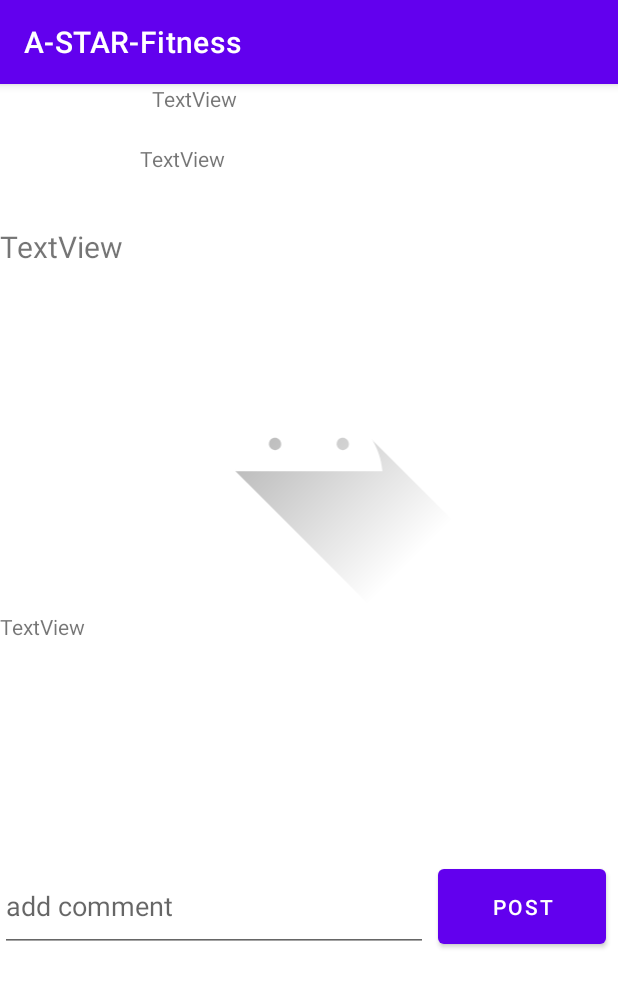
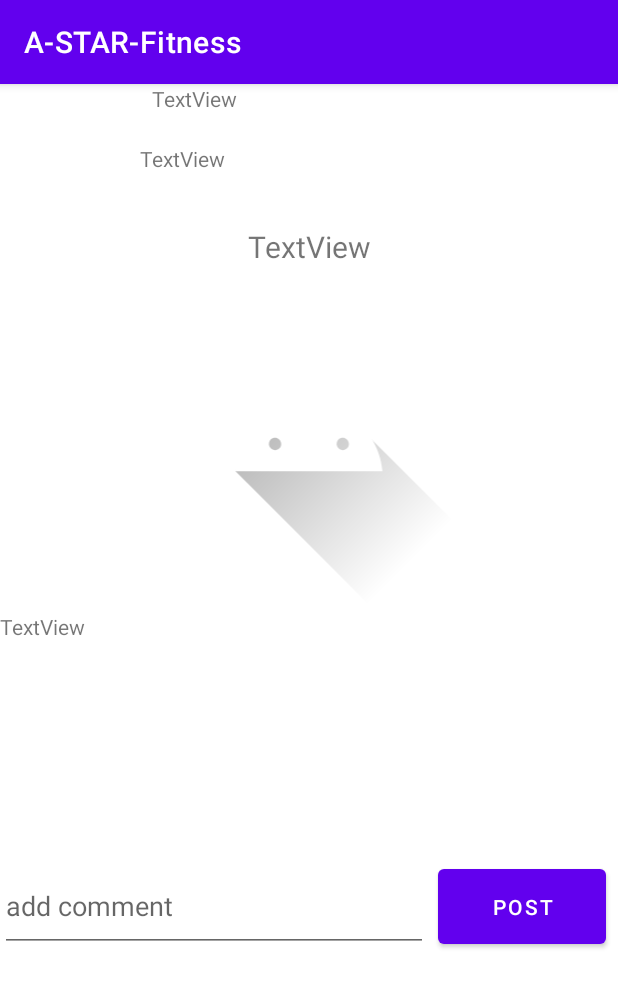
Before and after one commit to CS5520-A-STAR/A-STAR-Fitness, an Android app: the Post_detail screen opened directly, with no data from a screen before it, on a phone screen of 412 x 824 dp. Shown: the top 987 px of the screen. Run offline under Robolectric (Android 15) with nearby library versions, the phone set to English and light mode, and no system bars; our stand-ins replace Firebase (no records; nobody signed in at launch, a user with empty details on screens opened directly), Picasso; pictures from the network do not load; 7 statements that could not run were skipped.

```diff
--- a/app/src/main/res/layout/activity_post_creation.xml
+++ b/app/src/main/res/layout/activity_post_creation.xml
@@ -4,7 +4,7 @@
     xmlns:tools="http://schemas.android.com/tools"
     android:layout_width="match_parent"
     android:layout_height="match_parent"
-    tools:context=".Post_creation">
+    tools:context=".posts.Post_creation">
 
 
     <ImageView
--- a/app/src/main/res/layout/activity_post_detail.xml
+++ b/app/src/main/res/layout/activity_post_detail.xml
@@ -4,7 +4,7 @@
     xmlns:tools="http://schemas.android.com/tools"
     android:layout_width="match_parent"
     android:layout_height="match_parent"
-    tools:context=".Post_detail">
+    tools:context=".posts.Post_detail">
 
     <ImageView
         android:id="@+id/detail_user_image"
@@ -53,6 +53,7 @@
         android:id="@+id/detail_title"
         android:layout_width="match_parent"
         android:layout_height="wrap_content"
+        android:gravity="center"
         android:layout_marginTop="3dp"
         android:text="TextView"
         android:textSize="20sp"
--- a/app/src/main/res/layout/activity_post_list.xml
+++ b/app/src/main/res/layout/activity_post_list.xml
@@ -4,7 +4,7 @@
     xmlns:tools="http://schemas.android.com/tools"
     android:layout_width="match_parent"
     android:layout_height="match_parent"
-    tools:context=".MainActivity">
+    tools:context=".posts.Post_list">
 
     <com.google.android.material.floatingactionbutton.FloatingActionButton
         android:id="@+id/add_post_btn"
```
